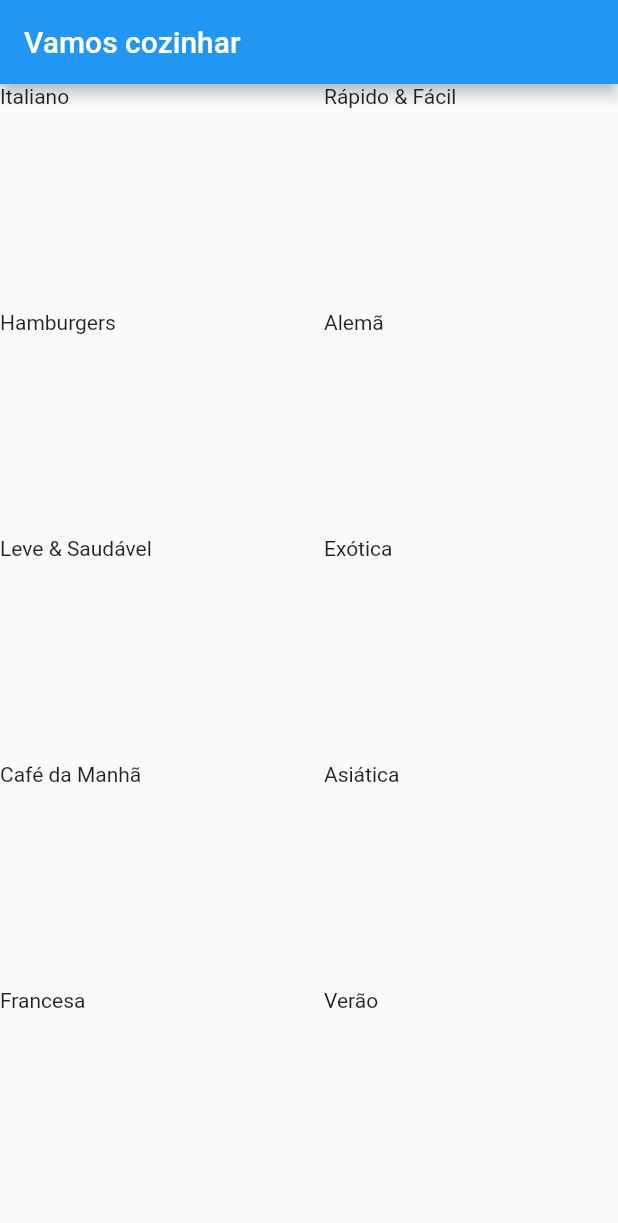
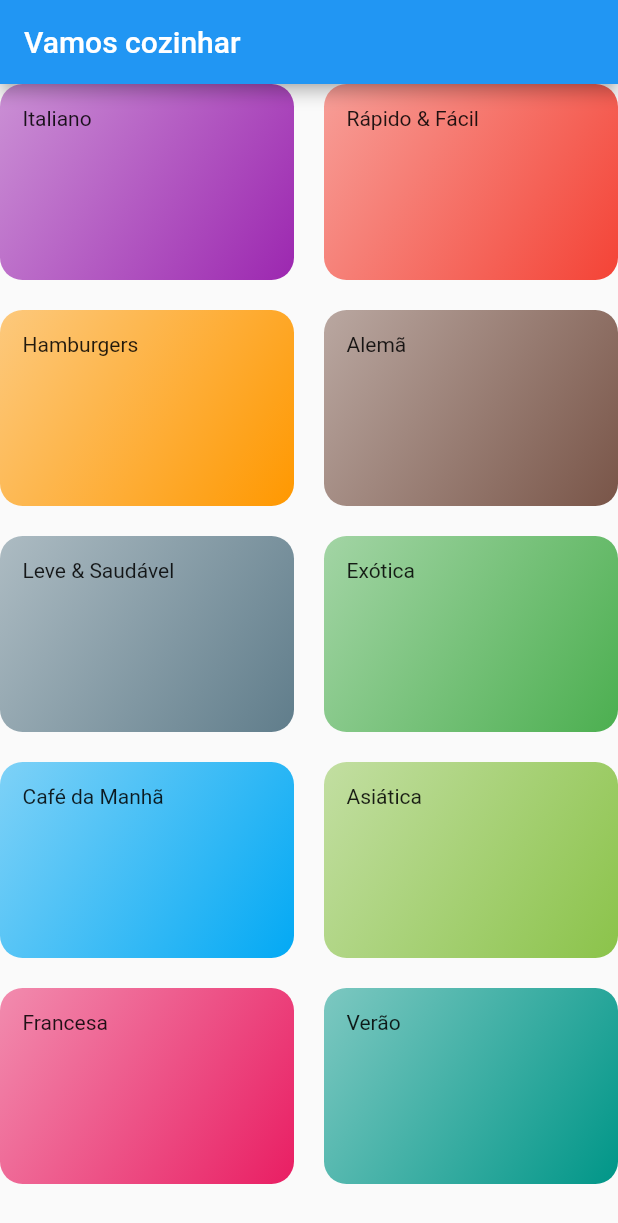
Before and after one commit to LRScudeletti/flutter-meals, a Flutter app: the screen it shows after launch, on a phone screen of 412 x 824 dp. Shown: the top 1223 px of the screen. Run offline on Flutter 3.47's test engine with Material 2 defaults, Android fonts, the phone set to English and light mode, and no system bars.

Commit message:
Adicionado categoria de itens

```diff
--- a/lib/components/category_item.dart
+++ b/lib/components/category_item.dart
@@ -9,9 +9,20 @@ class CategoryItem extends StatelessWidget {
   @override
   Widget build(BuildContext context) {
     return Container(
+      padding: const EdgeInsets.all(15),
       child: Text(
         category.title,
       ),
+      decoration: BoxDecoration(
+          borderRadius: BorderRadius.circular(15),
+          gradient: LinearGradient(
+            colors: [
+              category.color.withOpacity(0.5),
+              category.color,
+            ],
+            begin: Alignment.topLeft,
+            end: Alignment.bottomRight,
+          )),
     );
   }
 }
--- a/lib/data/dummy_data.dart
+++ b/lib/data/dummy_data.dart
@@ -25,7 +25,7 @@ const dummyCategories = [
   Category(
     id: 'c5',
     title: 'Leve & Saudável',
-    color: Colors.amber,
+    color: Colors.blueGrey,
   ),
   Category(
     id: 'c6',
```
